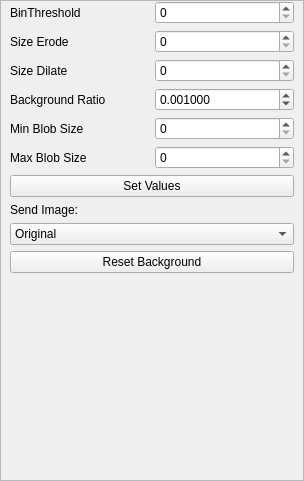
First picture: the form in BioTracker/Plugin/BackgroundSubtraction/View/TrackerParameterView.ui, repository BioroboticsLab/biotracker_core, before the edit.
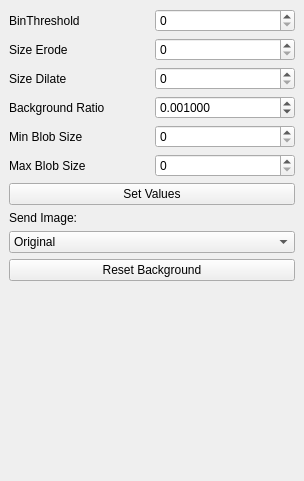
Second picture: the form after the edit.

Diff of the .ui file:
```diff
--- a/BioTracker/Plugin/BackgroundSubtraction/View/TrackerParameterView.ui
+++ b/BioTracker/Plugin/BackgroundSubtraction/View/TrackerParameterView.ui
@@ -24,7 +24,7 @@
     <number>0</number>
    </property>
    <property name="topMargin">
-    <number>0</number>
+    <number>9</number>
    </property>
    <property name="rightMargin">
     <number>0</number>
@@ -37,6 +37,9 @@
      <property name="autoFillBackground">
       <bool>false</bool>
      </property>
+     <property name="frameShape">
+      <enum>QFrame::NoFrame</enum>
+     </property>
      <property name="verticalScrollBarPolicy">
       <enum>Qt::ScrollBarAsNeeded</enum>
      </property>
@@ -51,8 +54,8 @@
        <rect>
         <x>0</x>
         <y>0</y>
-        <width>302</width>
-        <height>479</height>
+        <width>304</width>
+        <height>472</height>
        </rect>
       </property>
       <layout class="QHBoxLayout" name="horizontalLayout_4">
```
